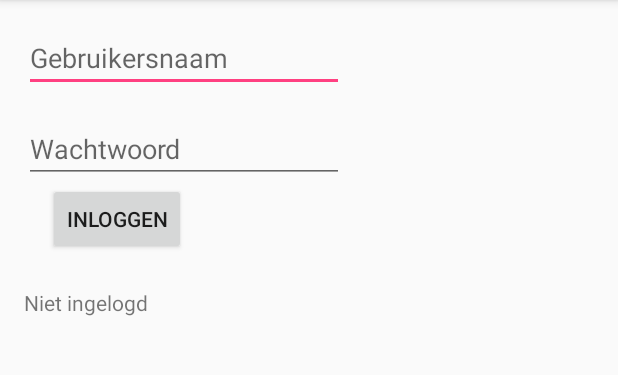
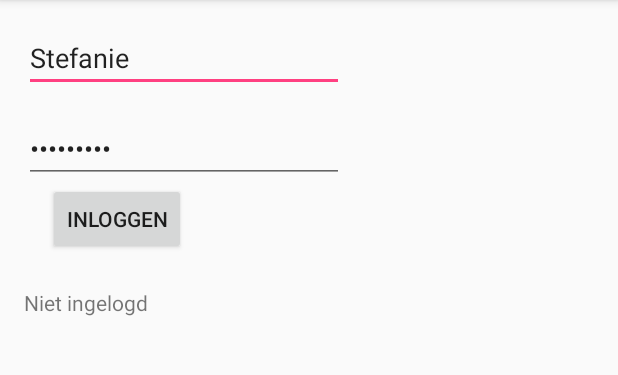
Before and after one commit to NataliaKuz/StudentProject, an Android app: the screen it shows after launch (MainActivity), on a phone screen of 412 x 824 dp, the part 84-459 px from its top. Run offline under Robolectric (Android 15) with nearby library versions, the phone set to English and light mode, and no system bars.

Commit message:
The login is now filled in by default because I am too lazy to type it all the time.

```diff
--- a/Source/PatientHelper/app/src/main/java/com/rsgtrijks/student/patienthelper/MainActivity.java
+++ b/Source/PatientHelper/app/src/main/java/com/rsgtrijks/student/patienthelper/MainActivity.java
@@ -10,6 +10,8 @@ import android.widget.TextView;
 
 public class MainActivity extends AppCompatActivity {
 
+    public static final String USERNAME = "Stefanie";
+    public static final String PASSWORD = "Welkom123";
     // this is a variable that represent a number 0 (int for Integer)
     int clickCount = 0;
 
@@ -27,6 +29,10 @@ public class MainActivity extends AppCompatActivity {
         final EditText userNameField = (EditText) findViewById(R.id.usernameField);
         final EditText passwordField = (EditText) findViewById(R.id.passwordField);
 
+        // Let's put the working login in the text fields so we don't have to type it all the time
+        userNameField.setText(USERNAME);
+        passwordField.setText(PASSWORD);
+
         // creating a click listener
         View.OnClickListener buttonClickListener = new View.OnClickListener() {
             @Override
@@ -34,7 +40,7 @@ public class MainActivity extends AppCompatActivity {
                 String username = userNameField.getText().toString();
                 String password = passwordField.getText().toString();
 
-                if (username.equals("Stefanie") && password.equals("Welkom123")) {
+                if (username.equals(USERNAME) && password.equals(PASSWORD)) {
                     resultTextView.setText("Ingelogd");
 
                     // launch the next screen you need to create an "Intent"
```
